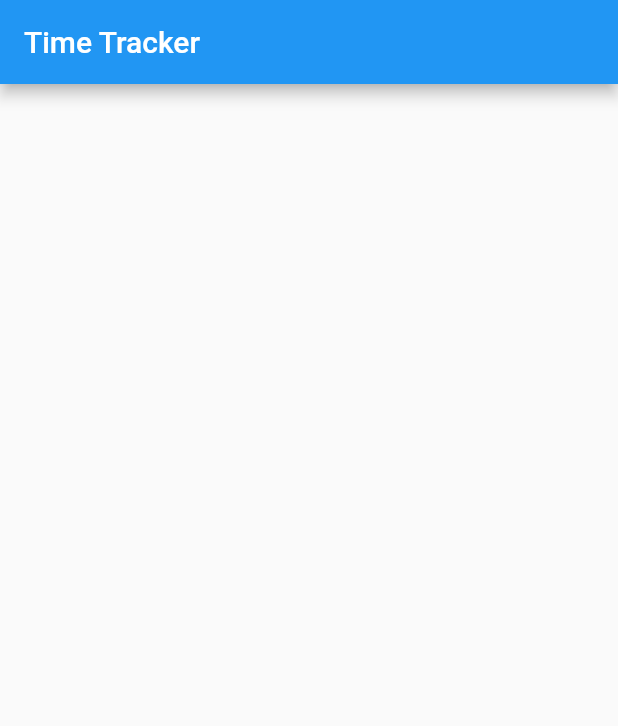
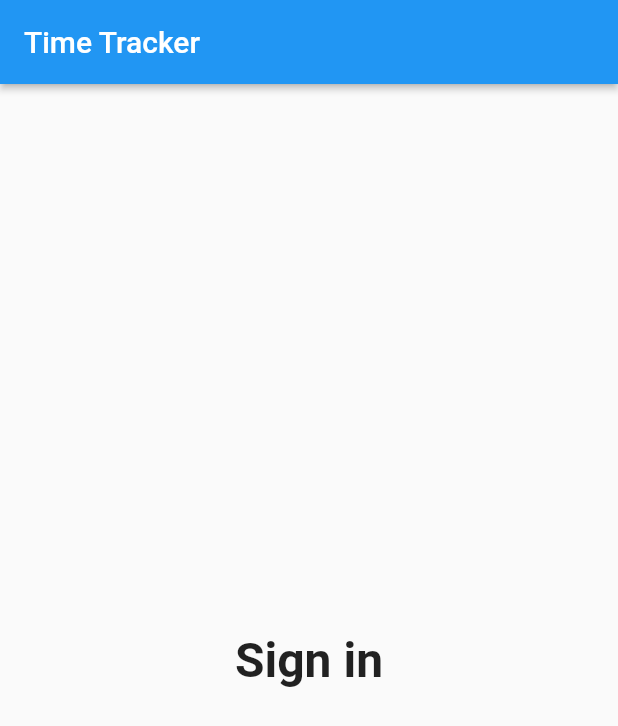
Before and after one commit to sunimalherath/time_tracker_flutter_course, a Flutter app: the screen it shows after launch, on a phone screen of 412 x 824 dp. Shown: the top 726 px of the screen. Run offline on Flutter 3.47's test engine with Material 2 defaults, Android fonts, the phone set to English and light mode, and no system bars.

Commit message:
adding column layout with sign in text

```diff
--- a/lib/app/sign_in/sign_in_page.dart
+++ b/lib/app/sign_in/sign_in_page.dart
@@ -8,6 +8,28 @@ class SignInPage extends StatelessWidget {
     return Scaffold(
       appBar: AppBar(
         title: Text('Time Tracker'),
+        elevation: 2.0,
+      ),
+      body: _buildContent(),
+    );
+  }
+
+  Widget _buildContent() {
+    return Padding(
+        padding: const EdgeInsets.all(16.0),
+      child: Column(
+        mainAxisAlignment: MainAxisAlignment.center,
+        crossAxisAlignment: CrossAxisAlignment.stretch,
+        children: const <Widget>[
+          Text(
+            'Sign in',
+            textAlign: TextAlign.center,
+            style: TextStyle(
+              fontSize: 32,
+              fontWeight: FontWeight.w600,
+            ),
+          ),
+        ],
       ),
     );
   }
```
